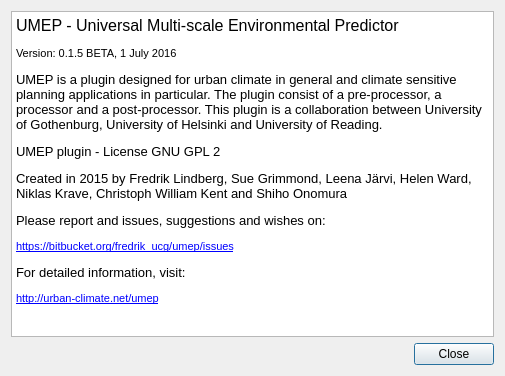
UMEP-dev/UMEP, file UMEP_about.ui: the form before one commit.
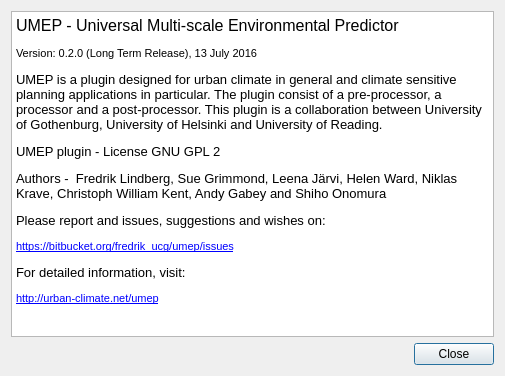
The form after the commit.

Commit message: LONG TERM RELEASE (0.2.0). Includes bug fixes and two new plugins, WATCHData and GreaterQf (London).

```diff
--- a/UMEP_about.ui
+++ b/UMEP_about.ui
@@ -31,10 +31,10 @@
 p, li { white-space: pre-wrap; }
 &lt;/style&gt;&lt;/head&gt;&lt;body style=&quot; font-family:'MS Shell Dlg 2'; font-size:8.25pt; font-weight:400; font-style:normal;&quot;&gt;
 &lt;p style=&quot; margin-top:0px; margin-bottom:0px; margin-left:0px; margin-right:0px; -qt-block-indent:0; text-indent:0px;&quot;&gt;&lt;span style=&quot; font-size:12pt;&quot;&gt;UMEP - Universal Multi-scale Environmental Predictor &lt;/span&gt;&lt;/p&gt;
-&lt;p style=&quot; margin-top:12px; margin-bottom:12px; margin-left:0px; margin-right:0px; -qt-block-indent:0; text-indent:0px;&quot;&gt;&lt;span style=&quot; font-size:8pt;&quot;&gt;Version: 0.1.5 BETA, 1 July 2016&lt;/span&gt;&lt;/p&gt;
+&lt;p style=&quot; margin-top:12px; margin-bottom:12px; margin-left:0px; margin-right:0px; -qt-block-indent:0; text-indent:0px;&quot;&gt;&lt;span style=&quot; font-size:8pt;&quot;&gt;Version: 0.2.0 (Long Term Release), 13 July 2016&lt;/span&gt;&lt;/p&gt;
 &lt;p style=&quot; margin-top:12px; margin-bottom:12px; margin-left:0px; margin-right:0px; -qt-block-indent:0; text-indent:0px;&quot;&gt;&lt;span style=&quot; font-size:10pt;&quot;&gt;UMEP is a plugin designed for urban climate in general and climate sensitive planning applications in particular. The plugin consist of a pre-processor, a processor and a post-processor. This plugin is a collaboration between University of Gothenburg, University of Helsinki and University of Reading.&lt;/span&gt;&lt;/p&gt;
 &lt;p style=&quot; margin-top:12px; margin-bottom:12px; margin-left:0px; margin-right:0px; -qt-block-indent:0; text-indent:0px;&quot;&gt;&lt;span style=&quot; font-size:10pt;&quot;&gt;UMEP plugin - License GNU GPL 2&lt;/span&gt;&lt;/p&gt;
-&lt;p style=&quot; margin-top:12px; margin-bottom:12px; margin-left:0px; margin-right:0px; -qt-block-indent:0; text-indent:0px;&quot;&gt;&lt;span style=&quot; font-size:10pt;&quot;&gt;Created in 2015 by Fredrik Lindberg, Sue Grimmond, Leena Järvi, Helen Ward, Niklas Krave, Christoph William Kent and Shiho Onomura&lt;/span&gt;&lt;/p&gt;
+&lt;p style=&quot; margin-top:12px; margin-bottom:12px; margin-left:0px; margin-right:0px; -qt-block-indent:0; text-indent:0px;&quot;&gt;&lt;span style=&quot; font-size:10pt;&quot;&gt;Authors -  Fredrik Lindberg, Sue Grimmond, Leena Järvi, Helen Ward, Niklas Krave, Christoph William Kent, Andy Gabey and Shiho Onomura&lt;/span&gt;&lt;/p&gt;
 &lt;p style=&quot; margin-top:12px; margin-bottom:12px; margin-left:0px; margin-right:0px; -qt-block-indent:0; text-indent:0px;&quot;&gt;&lt;span style=&quot; font-size:10pt;&quot;&gt;Please report and issues, suggestions and wishes on:&lt;/span&gt;&lt;/p&gt;
 &lt;p style=&quot; margin-top:12px; margin-bottom:12px; margin-left:0px; margin-right:0px; -qt-block-indent:0; text-indent:0px;&quot;&gt;&lt;a href=&quot;https://bitbucket.org/fredrik_ucg/umep/issues&quot;&gt;&lt;span style=&quot; font-size:8pt; text-decoration: underline; color:#0000ff;&quot;&gt;https://bitbucket.org/fredrik_ucg/umep/issues&lt;/span&gt;&lt;/a&gt;&lt;/p&gt;
 &lt;p style=&quot; margin-top:12px; margin-bottom:12px; margin-left:0px; margin-right:0px; -qt-block-indent:0; text-indent:0px;&quot;&gt;&lt;span style=&quot; font-size:10pt;&quot;&gt;For detailed information, visit:&lt;/span&gt;&lt;/p&gt;
```
The commit also changes 145 other files.
